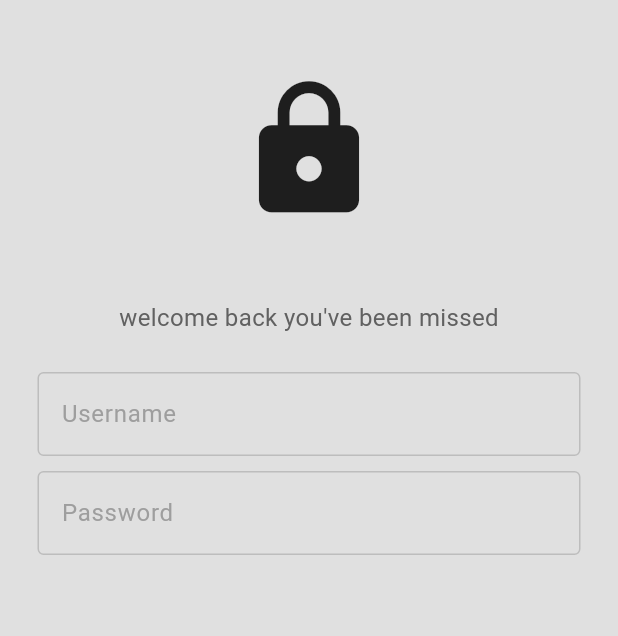
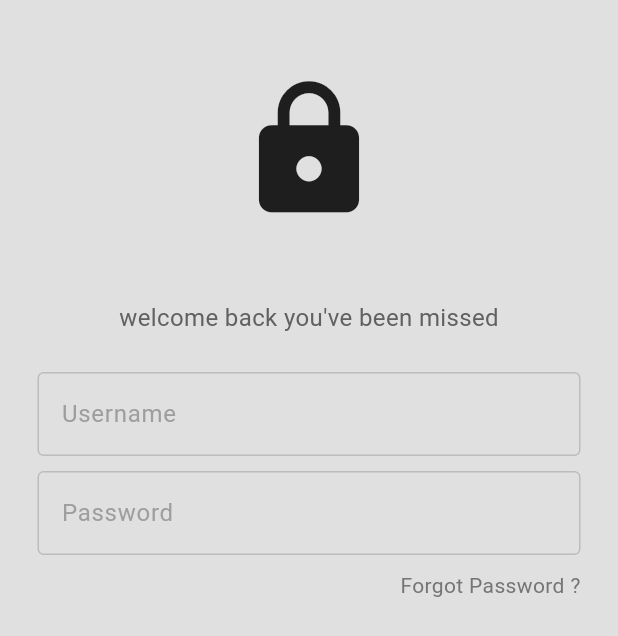
Before and after one commit to Darrylwin/goole_sign, a Flutter app: the screen it shows after launch, on a phone screen of 412 x 824 dp. Shown: the top 636 px of the screen. Run offline on Flutter 3.47's test engine with Material 3 defaults, Android fonts, the phone set to English and light mode, and no system bars.

Commit message:
Text 'forgot password ?'

```diff
--- a/lib/pages/login_page.dart
+++ b/lib/pages/login_page.dart
@@ -58,7 +58,27 @@ class LoginPage extends StatelessWidget {
               hintText: "Password",
             ),
 
+            const SizedBox(
+              height: 10,
+            ),
+
             // forgot password
+            Padding(
+              padding: const EdgeInsets.symmetric(
+                horizontal: 25.0,
+              ),
+              child: Row(
+                mainAxisAlignment: MainAxisAlignment.end,
+                children: [
+                  Text(
+                    "Forgot Password ?",
+                    style: TextStyle(
+                      color: Colors.grey.shade600,
+                    ),
+                  ),
+                ],
+              ),
+            ),
 
             // sign in button
 
```
